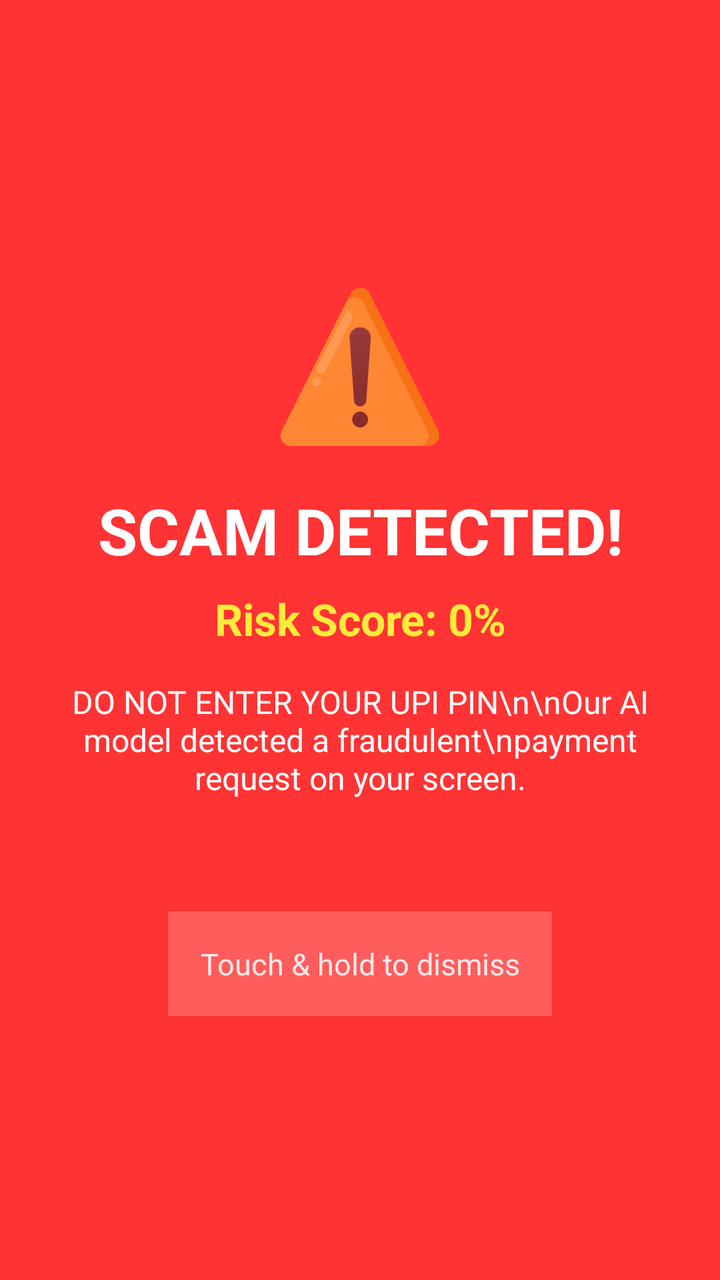
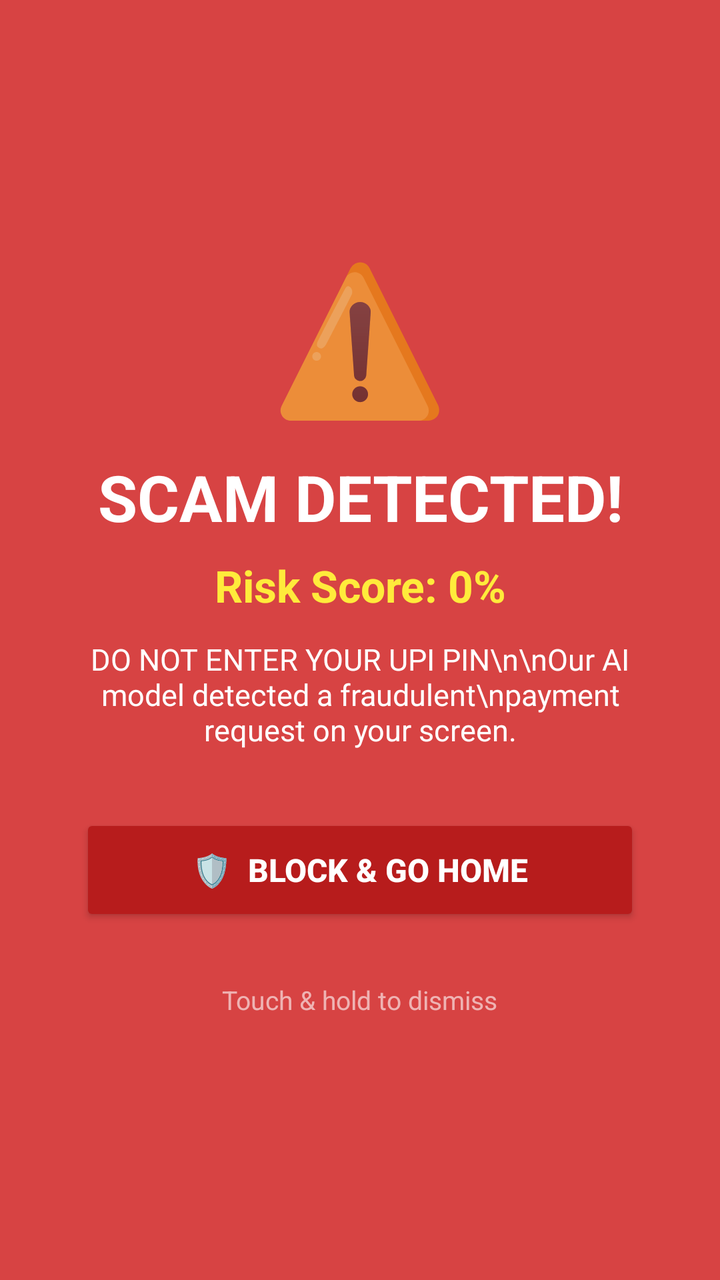

An Android layout rendered at two revisions. The XML below is the earlier revision; the diff shows what the commit changed to produce the second picture.
<!-- AndroidManifest.xml: application theme Theme.AntiScamApp -->
<!-- res/layout/overlay_scam.xml -->
<?xml version="1.0" encoding="utf-8"?>
<FrameLayout xmlns:android="http://schemas.android.com/apk/res/android"
    android:layout_width="match_parent"
    android:layout_height="match_parent"
    android:background="@color/red_warning">

    <LinearLayout
        android:layout_width="match_parent"
        android:layout_height="wrap_content"
        android:layout_gravity="center"
        android:orientation="vertical"
        android:gravity="center"
        android:padding="32dp">

        <TextView
            android:layout_width="wrap_content"
            android:layout_height="wrap_content"
            android:text="⚠️"
            android:textSize="72sp"
            android:layout_marginBottom="16dp" />

        <TextView
            android:layout_width="wrap_content"
            android:layout_height="wrap_content"
            android:text="SCAM DETECTED!"
            android:textColor="@color/white"
            android:textSize="32sp"
            android:textStyle="bold"
            android:gravity="center"
            android:layout_marginBottom="8dp" />

        
        <TextView
            android:id="@+id/tv_risk"
            android:layout_width="wrap_content"
            android:layout_height="wrap_content"
            android:text="Risk Score: 0%"
            android:textColor="#FFEB3B"
            android:textSize="22sp"
            android:textStyle="bold"
            android:gravity="center"
            android:layout_marginBottom="16dp" />

        <TextView
            android:layout_width="wrap_content"
            android:layout_height="wrap_content"
            android:text="DO NOT ENTER YOUR UPI PIN\n\nOur AI model detected a fraudulent\npayment request on your screen."
            android:textColor="@color/white"
            android:textSize="16sp"
            android:gravity="center"
            android:layout_marginBottom="48dp" />

        
        <TextView
            android:id="@+id/tv_countdown"
            android:layout_width="wrap_content"
            android:layout_height="wrap_content"
            android:text="Touch &amp; hold to dismiss"
            android:textColor="#DDFFFFFF"
            android:textSize="15sp"
            android:gravity="center"
            android:padding="16dp"
            android:background="#33FFFFFF"
            android:layout_marginTop="8dp" />

    </LinearLayout>

</FrameLayout>
<!-- resources referenced by this layout -->
<resources>
  <color name="red_warning">#CCFF0000</color>
  <color name="white">#FFFFFFFF</color>
  <style name="Theme.AntiScamApp" parent="Theme.MaterialComponents.DayNight.NoActionBar">
          <item name="colorPrimary">@color/red_warning_solid</item>
          <item name="colorPrimaryVariant">@color/red_dark</item>
          <item name="colorOnPrimary">@color/white</item>
          <item name="colorSecondary">@color/green_safe</item>
          <item name="colorOnSecondary">@color/white</item>
          <item name="android:statusBarColor" tools:targetApi="l">?attr/colorPrimaryVariant</item>
      </style>
  <color name="red_warning_solid">#FFD32F2F</color>
  <color name="red_dark">#FFB71C1C</color>
  <color name="green_safe">#FF388E3C</color>
</resources>

<!-- the commit's change to res/layout/overlay_scam.xml (unified diff, before → after) -->
@@ -2,7 +2,7 @@
 <FrameLayout xmlns:android="http://schemas.android.com/apk/res/android"
     android:layout_width="match_parent"
     android:layout_height="match_parent"
-    android:background="@color/red_warning">
+    android:background="#E6D32F2F">
 
     <LinearLayout
         android:layout_width="match_parent"
@@ -17,7 +17,7 @@
             android:layout_height="wrap_content"
             android:text="⚠️"
             android:textSize="72sp"
-            android:layout_marginBottom="16dp" />
+            android:layout_marginBottom="12dp" />
 
         <TextView
             android:layout_width="wrap_content"
@@ -39,16 +39,29 @@
             android:textSize="22sp"
             android:textStyle="bold"
             android:gravity="center"
-            android:layout_marginBottom="16dp" />
+            android:layout_marginBottom="12dp" />
 
         <TextView
             android:layout_width="wrap_content"
             android:layout_height="wrap_content"
             android:text="DO NOT ENTER YOUR UPI PIN\n\nOur AI model detected a fraudulent\npayment request on your screen."
             android:textColor="@color/white"
+            android:textSize="15sp"
+            android:gravity="center"
+            android:layout_marginBottom="32dp" />
+
+        
+        <Button
+            android:id="@+id/btn_block"
+            android:layout_width="280dp"
+            android:layout_height="56dp"
+            android:text="🛡️  BLOCK &amp; GO HOME"
+            android:textColor="@color/white"
             android:textSize="16sp"
-            android:gravity="center"
-            android:layout_marginBottom="48dp" />
+            android:textStyle="bold"
+            android:backgroundTint="#B71C1C"
+            android:layout_marginBottom="16dp"
+            android:elevation="4dp" />
 
         
         <TextView
@@ -56,12 +69,10 @@
             android:layout_width="wrap_content"
             android:layout_height="wrap_content"
             android:text="Touch &amp; hold to dismiss"
-            android:textColor="#DDFFFFFF"
-            android:textSize="15sp"
+            android:textColor="#99FFFFFF"
+            android:textSize="13sp"
             android:gravity="center"
-            android:padding="16dp"
-            android:background="#33FFFFFF"
-            android:layout_marginTop="8dp" />
+            android:padding="12dp" />
 
     </LinearLayout>
 
<!-- resource entries referenced after the edit -->
@@ -1,6 +1,5 @@
 <!-- resources referenced by this layout -->
 <resources>
-  <color name="red_warning">#CCFF0000</color>
   <color name="white">#FFFFFFFF</color>
   <style name="Theme.AntiScamApp" parent="Theme.MaterialComponents.DayNight.NoActionBar">
           <item name="colorPrimary">@color/red_warning_solid</item>
